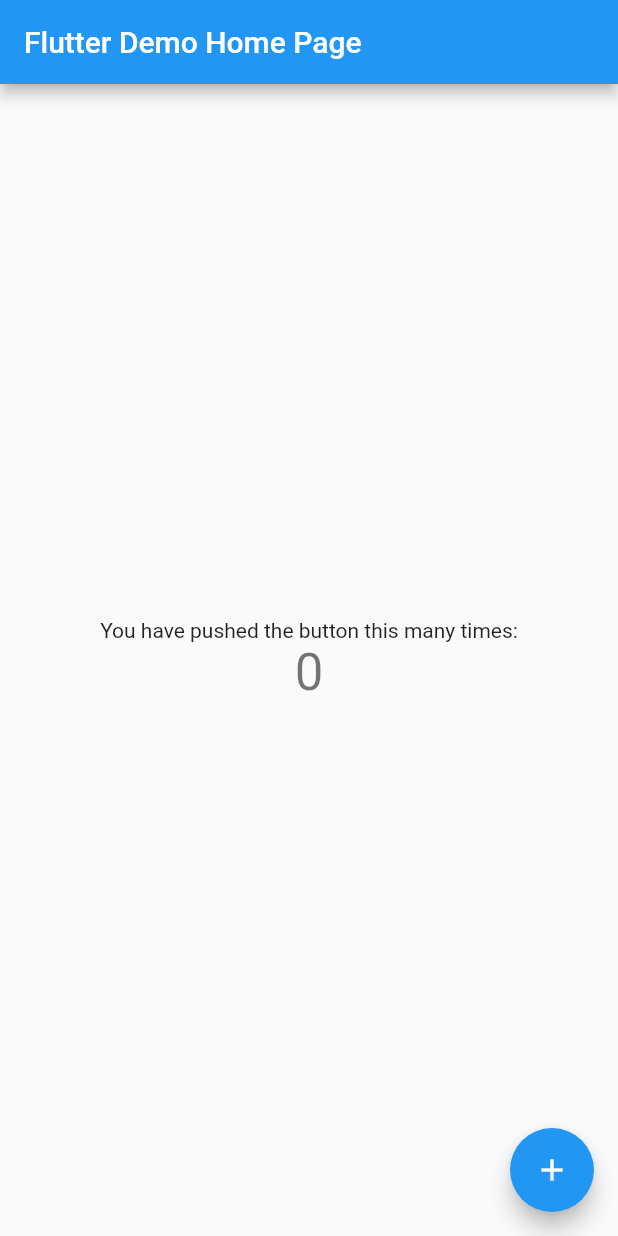
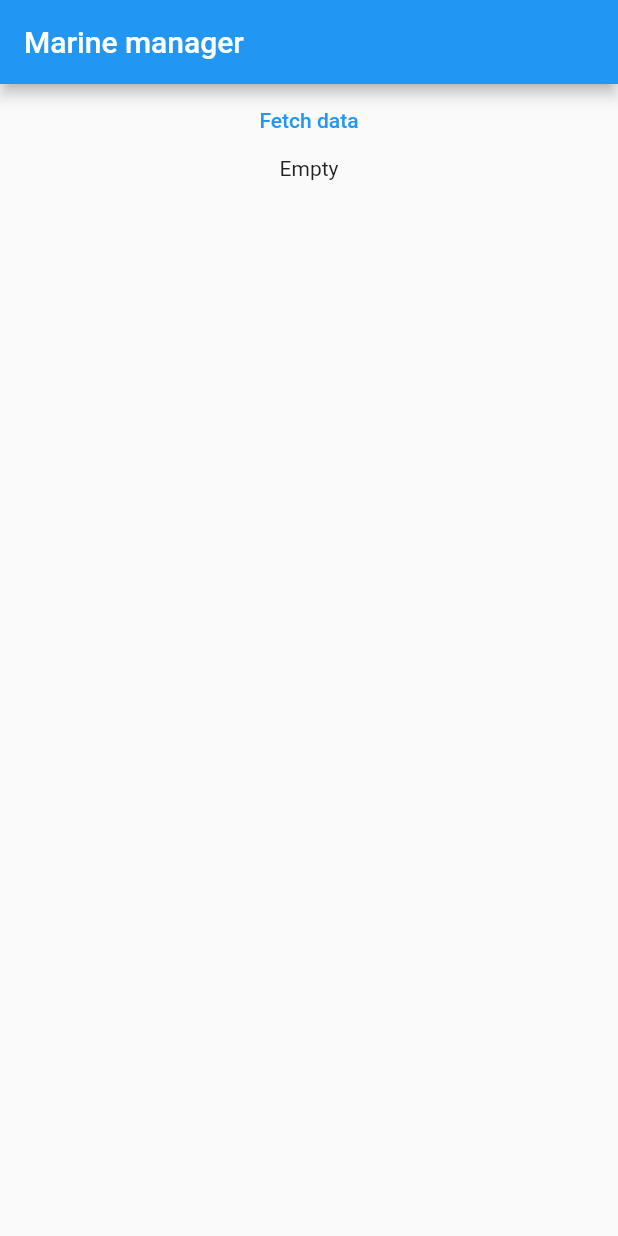
Before and after one commit to Orlikoff/marine_manager, a Flutter app: the screen it shows after launch, on a phone screen of 412 x 824 dp. Run offline on Flutter 3.47's test engine with Material 2 defaults, Android fonts, the phone set to English and light mode, and no system bars; our stand-ins replace bloc, equatable, flutter_bloc; missing offline and left inert: postgres.

Commit message:
Basic architecture done

```diff
--- /dev/null
+++ b/marine_manager/lib/data/abstractions/data_provider.dart
@@ -0,0 +1,4 @@
+abstract class DataProvider {
+  Future<List<dynamic>> loadQueryResults(String query,
+      {Map<String, dynamic>? subValues});
+}
--- /dev/null
+++ b/marine_manager/lib/data/repositories/marine_repo.dart
@@ -0,0 +1,36 @@
+import 'package:bloc/bloc.dart';
+import 'package:marine_manager/data/abstractions/data_provider.dart';
+import 'package:marine_manager/logic/data_cubit/data_cubit_api.dart';
+
+class MarineRepo implements MarineData {
+  late final DataProvider dataProvider;
+
+  static final MarineRepo _instance = MarineRepo._internal();
+
+  MarineRepo._internal();
+
+  static void init(DataProvider initDataProvider) {
+    _instance.dataProvider = initDataProvider;
+  }
+
+  factory MarineRepo.instance() {
+    return _instance;
+  }
+
+  @override
+  Future<List<dynamic>> loadUsernames() async {
+    return await dataProvider
+        .loadQueryResults('SELECT user_name FROM user_data ORDER BY id ASC;');
+  }
+
+  @override
+  Future<void> changeUsername(int index, String newUsername) async {
+    await dataProvider.loadQueryResults(
+      'UPDATE user_data SET user_name=@u WHERE id=@i;',
+      subValues: {
+        'u': newUsername,
+        'i': index,
+      },
+    );
+  }
+}
--- /dev/null
+++ b/marine_manager/lib/logic/data_cubit/data_cubit.dart
@@ -0,0 +1,26 @@
+import 'package:bloc/bloc.dart';
+import 'package:equatable/equatable.dart';
+import 'package:marine_manager/data/repositories/marine_repo.dart';
+import 'package:meta/meta.dart';
+
+part 'data_state.dart';
+
+class DataCubit extends Cubit<DataState> {
+  final MarineRepo marineRepo;
+
+  DataCubit(this.marineRepo) : super(DataInitial());
+
+  Future<void> loadData() async {
+    if (state is DataLoading) return;
+    emit(DataLoading());
+    var data = await Future.delayed(const Duration(seconds: 2), () {
+      return marineRepo.loadUsernames();
+    });
+    emit(DataChanged(data));
+  }
+
+  Future<void> changeUsername(int index, String newUsername) async {
+    await marineRepo.changeUsername(index, newUsername);
+    loadData();
+  }
+}
--- /dev/null
+++ b/marine_manager/lib/logic/data_cubit/data_cubit_api.dart
@@ -0,0 +1,4 @@
+abstract class MarineData {
+  Future<List<dynamic>> loadUsernames();
+  Future<void> changeUsername(int index, String newUsername);
+}
--- /dev/null
+++ b/marine_manager/lib/logic/data_cubit/data_state.dart
@@ -0,0 +1,23 @@
+part of 'data_cubit.dart';
+
+@immutable
+abstract class DataState extends Equatable {}
+
+class DataInitial extends DataState {
+  @override
+  List<Object?> get props => [1];
+}
+
+class DataLoading extends DataState {
+  @override
+  List<Object?> get props => [1];
+}
+
+class DataChanged extends DataState {
+  final List<dynamic> data;
+
+  DataChanged(this.data);
+
+  @override
+  List<Object?> get props => [data.hashCode, data.length];
+}
--- a/marine_manager/lib/main.dart
+++ b/marine_manager/lib/main.dart
@@ -1,6 +1,27 @@
 import 'package:flutter/material.dart';
+import 'package:flutter_bloc/flutter_bloc.dart';
+import 'package:marine_manager/data/data_providers/postgres_data_provider.dart';
+import 'package:marine_manager/data/repositories/marine_repo.dart';
+import 'package:marine_manager/logic/data_cubit/data_cubit.dart';
+import 'package:postgres/postgres.dart';
 
-void main() {
+import 'presentation/home_page.dart';
+
+Future<void> main() async {
+  // Setup postgres
+  var connection = PostgreSQLConnection(
+    '10.0.2.2',
+    5432,
+    'cargo_manager',
+    username: 'postgres',
+    password: 'postgre',
+  );
+  await connection.open();
+
+  // Init repo for database
+  MarineRepo.init(PostgresDataProvider(connection));
+
+  // Run app
   runApp(const MyApp());
 }
 
@@ -10,106 +31,12 @@
   // This widget is the root of your application.
   @override
   Widget build(BuildContext context) {
-    return MaterialApp(
-      title: 'Flutter Demo',
-      theme: ThemeData(
-        // This is the theme of your application.
-        //
-        // Try running your application with "flutter run". You'll see the
-        // application has a blue toolbar. Then, without quitting the app, try
-        // changing the primarySwatch below to Colors.green and then invoke
-        // "hot reload" (press "r" in the console where you ran "flutter run",
-        // or simply save your changes to "hot reload" in a Flutter IDE).
-        // Notice that the counter didn't reset back to zero; the application
-        // is not restarted.
-        primarySwatch: Colors.blue,
+    return BlocProvider(
+      create: (context) => DataCubit(MarineRepo.instance()),
+      child: const MaterialApp(
+        title: 'Flutter Demo',
+        home: HomePage(),
       ),
-      home: const MyHomePage(title: 'Flutter Demo Home Page'),
     );
   }
 }
-
-class MyHomePage extends StatefulWidget {
-  const MyHomePage({super.key, required this.title});
-
-  // This widget is the home page of your application. It is stateful, meaning
-  // that it has a State object (defined below) that contains fields that affect
-  // how it looks.
-
-  // This class is the configuration for the state. It holds the values (in this
-  // case the title) provided by the parent (in this case the App widget) and
-  // used by the build method of the State. Fields in a Widget subclass are
-  // always marked "final".
-
-  final String title;
-
-  @override
-  State<MyHomePage> createState() => _MyHomePageState();
-}
-
-class _MyHomePageState extends State<MyHomePage> {
-  int _counter = 0;
-
-  void _incrementCounter() {
-    setState(() {
-      // This call to setState tells the Flutter framework that something has
-      // changed in this State, which causes it to rerun the build method below
-      // so that the display can reflect the updated values. If we changed
-      // _counter without calling setState(), then the build method would not be
-      // called again, and so nothing would appear to happen.
-      _counter++;
-    });
-  }
-
-  @override
-  Widget build(BuildContext context) {
-    // This method is rerun every time setState is called, for instance as done
-    // by the _incrementCounter method above.
-    //
-    // The Flutter framework has been optimized to make rerunning build methods
-    // fast, so that you can just rebuild anything that needs updating rather
-    // than having to individually change instances of widgets.
-    return Scaffold(
-      appBar: AppBar(
-        // Here we take the value from the MyHomePage object that was created by
-        // the App.build method, and use it to set our appbar title.
-        title: Text(widget.title),
-      ),
-      body: Center(
-        // Center is a layout widget. It takes a single child and positions it
-        // in the middle of the parent.
-        child: Column(
-          // Column is also a layout widget. It takes a list of children and
-          // arranges them vertically. By default, it sizes itself to fit its
-          // children horizontally, and tries to be as tall as its parent.
-          //
-          // Invoke "debug painting" (press "p" in the console, choose the
-          // "Toggle Debug Paint" action from the Flutter Inspector in Android
-          // Studio, or the "Toggle Debug Paint" command in Visual Studio Code)
-          // to see the wireframe for each widget.
-          //
-          // Column has various properties to control how it sizes itself and
-          // how it positions its children. Here we use mainAxisAlignment to
-          // center the children vertically; the main axis here is the vertical
-          // axis because Columns are vertical (the cross axis would be
-          // horizontal).
-          mainAxisAlignment: MainAxisAlignment.center,
-          children: <Widget>[
-            const Text(
-              'You have pushed the button this many times:',
-            ),
-            Text(
-              '$_counter',
-              style: Theme.of(context).textTheme.headline4,
-            ),
-          ],
-        ),
-      ),
-      floatingActionButton: FloatingActionButton(
-        onPressed: _incrementCounter,
-        tooltip: 'Increment',
-        child: const Icon(Icons.add),
-      ), // This trailing comma makes auto-formatting nicer for build methods.
-    );
-  }
-}
--- /dev/null
+++ b/marine_manager/lib/presentation/home_page.dart
@@ -0,0 +1,67 @@
+import 'package:flutter/material.dart';
+import 'package:flutter_bloc/flutter_bloc.dart';
+import 'package:marine_manager/logic/data_cubit/data_cubit.dart';
+
+class HomePage extends StatefulWidget {
+  const HomePage({super.key});
+
+  @override
+  State<HomePage> createState() => _HomePageState();
+}
+
+class _HomePageState extends State<HomePage> {
+  @override
+  Widget build(BuildContext context) {
+    return Scaffold(
+      appBar: AppBar(
+        title: const Text('Marine manager'),
+      ),
+      body: Column(
+        children: [
+          Row(
+            mainAxisAlignment: MainAxisAlignment.center,
+            children: [
+              TextButton(
+                onPressed: () async {
+                  await BlocProvider.of<DataCubit>(context).loadData();
+                },
+                child: const Text('Fetch data'),
+              ),
+            ],
+          ),
+          BlocBuilder<DataCubit, DataState>(
+            builder: (context, state) {
+              if (state is DataLoading) {
+                return const CircularProgressIndicator();
+              } else if (state is DataChanged) {
+                return Expanded(
+                  child: ListView.builder(
+                    itemCount: state.data.length,
+                    itemBuilder: (context, index) {
+                      return GestureDetector(
+                        onTap: () async =>
+                            BlocProvider.of<DataCubit>(context).changeUsername(
+                          index,
+                          'newUsername${state.data.elementAt(index)[0].toString()}',
+                        ),
+                        child: Container(
+                          margin: const EdgeInsets.all(3),
+                          height: 50,
+                          color: Colors.amber,
+                          child:
+                              Text(state.data.elementAt(index)[0].toString()),
+                        ),
+                      );
+                    },
+                  ),
+                );
+              } else {
+                return const Text('Empty');
+              }
+            },
+          ),
+        ],
+      ),
+    );
+  }
+}
```
Also changed, not shown: marine_manager/lib/data/data_providers/postgres_data_provider.dart (added, +14 -0 lines), marine_manager/pubspec.yaml (+7 -17 lines), marine_manager/pubspec.lock.
